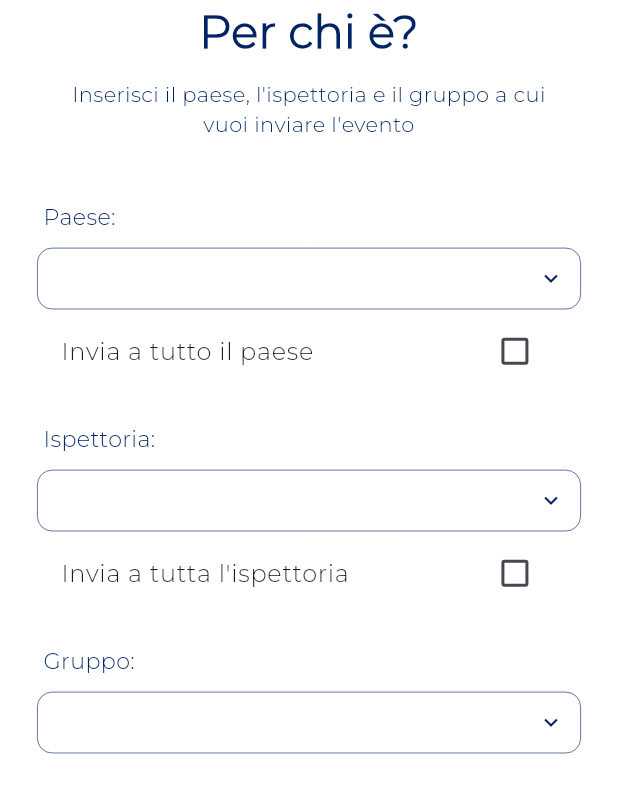
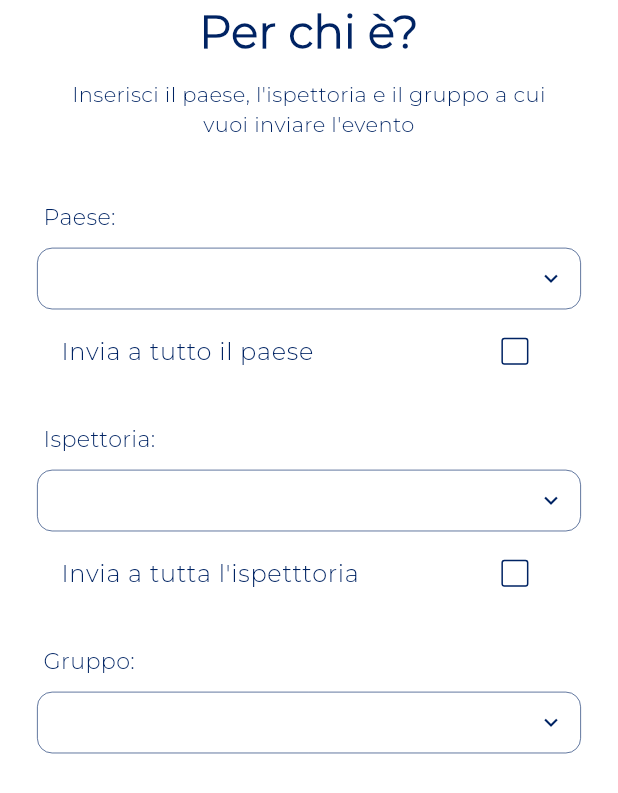
Before and after one commit to Geremia98/MGSApp, a Flutter app: the EventTargetGroupStage widget shown alone on an empty page, opened directly with empty values, on a phone screen of 412 x 824 dp. Shown: the top 793 px of the screen. Run offline on Flutter 3.47's test engine with Material 3 defaults, Android fonts, the phone set to English and light mode, and no system bars; our stand-ins replace cloud_firestore, cloud_functions, dotted_border, firebase_auth, firebase_core, firebase_storage and 3 more; missing offline and left inert: flutter_stripe; accounts and stored records are empty; project files that could hold a hidden picture were left out.

Commit message:
Fix dark mode in target group screen

```diff
--- a/lib/screens/add_event/stages/event_target_group_stage.dart
+++ b/lib/screens/add_event/stages/event_target_group_stage.dart
@@ -65,8 +65,16 @@ class _EventTargetGroupStageState extends State<EventTargetGroupStage> {
                 title: 'Paese:',
               ),
               CheckboxListTile(
-                title: const Text('Invia a tutto il paese'),
+                title: Text(
+                  'Invia a tutto il paese',
+                  style: TextStyle(
+                    color: appConfig.getTheme().secondaryHeaderColor,
+                  ),
+                ),
                 value: isCountryBroadcast,
+                side: BorderSide(
+                  color: appConfig.getTheme().secondaryHeaderColor,
+                ),
                 onChanged: (value) {
                   setState(() {
                     isCountryBroadcast = value!;
@@ -92,8 +100,16 @@ class _EventTargetGroupStageState extends State<EventTargetGroupStage> {
                 isEnable: !isCountryBroadcast,
               ),
               CheckboxListTile(
-                title: const Text('Invia a tutta l\'ispettoria'),
+                title: Text(
+                  'Invia a tutta l\'ispetttoria',
+                  style: TextStyle(
+                    color: appConfig.getTheme().secondaryHeaderColor,
+                  ),
+                ),
                 value: isIspettoriaBroadcast,
+                side: BorderSide(
+                  color: appConfig.getTheme().secondaryHeaderColor,
+                ),
                 onChanged: (value) {
                   setState(() {
                     isIspettoriaBroadcast = value!;
```
Also changed, not shown: lib/screens/add_event/stages/event_end_stage.dart (+9 -9 lines).
